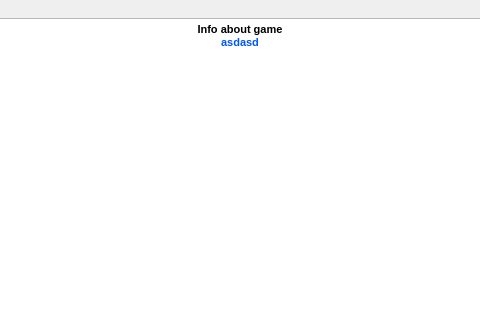
Klaasibub/Evo, file src/mainmenu.ui: the form before one commit; both pictures show x 315 to 795 and y 0 to 320 of the 1000 by 600 pixel window.
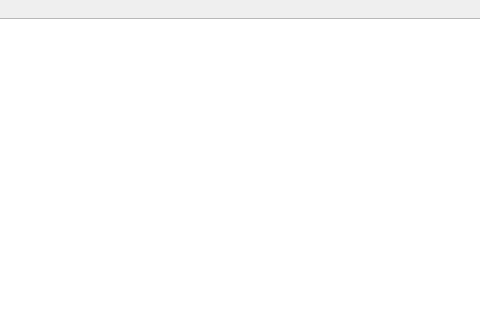
The form after the commit. The open tabs and pages were chosen to show the change.

Commit message: Fix after debug.

The edit to the form file:
```diff
--- a/src/mainmenu.ui
+++ b/src/mainmenu.ui
@@ -203,8 +203,7 @@
 &lt;html&gt;&lt;head&gt;&lt;meta name=&quot;qrichtext&quot; content=&quot;1&quot; /&gt;&lt;style type=&quot;text/css&quot;&gt;
 p, li { white-space: pre-wrap; }
 &lt;/style&gt;&lt;/head&gt;&lt;body style=&quot; font-family:'MS Shell Dlg 2'; font-size:8.25pt; font-weight:400; font-style:normal;&quot;&gt;
-&lt;p align=&quot;center&quot; style=&quot; margin-top:0px; margin-bottom:0px; margin-left:0px; margin-right:0px; -qt-block-indent:0; text-indent:0px;&quot;&gt;&lt;span style=&quot; font-weight:600;&quot;&gt;Info about game&lt;/span&gt;&lt;/p&gt;
-&lt;p align=&quot;center&quot; style=&quot; margin-top:0px; margin-bottom:0px; margin-left:0px; margin-right:0px; -qt-block-indent:0; text-indent:0px;&quot;&gt;&lt;span style=&quot; font-weight:600; color:#0055ff;&quot;&gt;asdasd&lt;/span&gt;&lt;/p&gt;&lt;/body&gt;&lt;/html&gt;</string>
+&lt;p align=&quot;center&quot; style=&quot;-qt-paragraph-type:empty; margin-top:0px; margin-bottom:0px; margin-left:0px; margin-right:0px; -qt-block-indent:0; text-indent:0px;&quot;&gt;&lt;br /&gt;&lt;/p&gt;&lt;/body&gt;&lt;/html&gt;</string>
           </property>
          </widget>
         </item>
```
Left out of the diff: 7 changed lines with no effect on the pictures. The commit also changes 2 other files.
